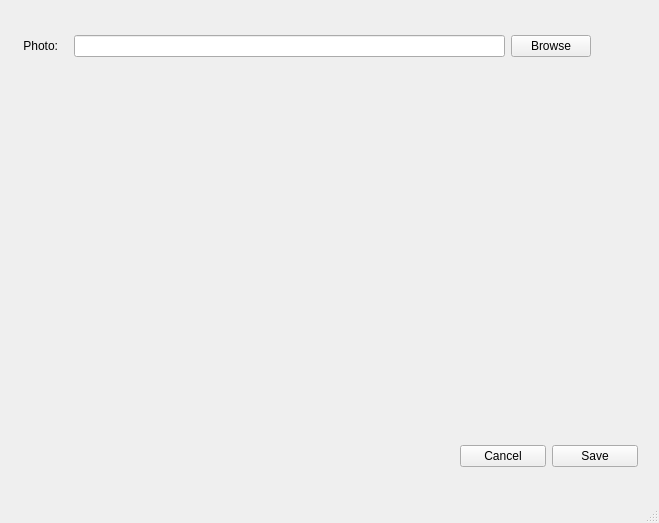
This is GUIWindows/notewindow.ui in m-arch/pnote as Qt 5 draws it before an edit. The edited form follows.
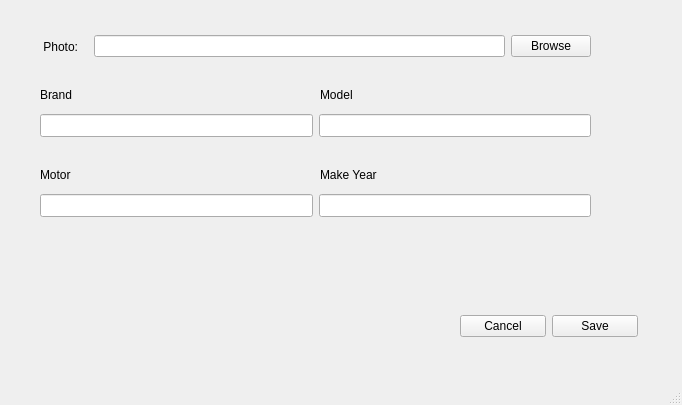
This is the edited form.

```diff
--- a/GUIWindows/notewindow.ui
+++ b/GUIWindows/notewindow.ui
@@ -6,8 +6,8 @@
    <rect>
     <x>0</x>
     <y>0</y>
-    <width>659</width>
-    <height>523</height>
+    <width>682</width>
+    <height>405</height>
    </rect>
   </property>
   <property name="windowTitle">
@@ -17,10 +17,10 @@
    <widget class="QWidget" name="layoutWidget">
     <property name="geometry">
      <rect>
-      <x>20</x>
-      <y>30</y>
-      <width>571</width>
-      <height>32</height>
+      <x>40</x>
+      <y>31</y>
+      <width>551</width>
+      <height>31</height>
      </rect>
     </property>
     <layout class="QHBoxLayout" name="horizontalLayout">
@@ -43,11 +43,11 @@
      </item>
     </layout>
    </widget>
-   <widget class="QWidget" name="">
+   <widget class="QWidget" name="layoutWidget">
     <property name="geometry">
      <rect>
       <x>460</x>
-      <y>440</y>
+      <y>310</y>
       <width>178</width>
       <height>32</height>
      </rect>
@@ -69,6 +69,134 @@
      </item>
     </layout>
    </widget>
+   <widget class="QLabel" name="LastNameLabel">
+    <property name="geometry">
+     <rect>
+      <x>320</x>
+      <y>80</y>
+      <width>82</width>
+      <height>30</height>
+     </rect>
+    </property>
+    <property name="text">
+     <string>Model</string>
+    </property>
+   </widget>
+   <widget class="QLabel" name="PhoneLabel">
+    <property name="geometry">
+     <rect>
+      <x>40</x>
+      <y>160</y>
+      <width>85</width>
+      <height>30</height>
+     </rect>
+    </property>
+    <property name="text">
+     <string>Motor         </string>
+    </property>
+   </widget>
+   <widget class="QLabel" name="FirstNameLabel">
+    <property name="geometry">
+     <rect>
+      <x>40</x>
+      <y>80</y>
+      <width>84</width>
+      <height>29</height>
+     </rect>
+    </property>
+    <property name="text">
+     <string>Brand</string>
+    </property>
+   </widget>
+   <widget class="QWidget" name="layoutWidget_2">
+    <property name="geometry">
+     <rect>
+      <x>40</x>
+      <y>110</y>
+      <width>551</width>
+      <height>31</height>
+     </rect>
+    </property>
+    <layout class="QHBoxLayout" name="horizontalLayout_6">
+     <item>
+      <layout class="QHBoxLayout" name="horizontalLayout_5">
+       <item>
+        <widget class="QLineEdit" name="Brand">
+         <property name="font">
+          <font>
+           <pointsize>10</pointsize>
+          </font>
+         </property>
+        </widget>
+       </item>
+      </layout>
+     </item>
+     <item>
+      <layout class="QHBoxLayout" name="horizontalLayout_3">
+       <item>
+        <widget class="QLineEdit" name="Model">
+         <property name="font">
+          <font>
+           <pointsize>10</pointsize>
+          </font>
+         </property>
+        </widget>
+       </item>
+      </layout>
+     </item>
+    </layout>
+   </widget>
+   <widget class="QWidget" name="layoutWidget_3">
+    <property name="geometry">
+     <rect>
+      <x>40</x>
+      <y>190</y>
+      <width>551</width>
+      <height>31</height>
+     </rect>
+    </property>
+    <layout class="QHBoxLayout" name="horizontalLayout_7">
+     <item>
+      <layout class="QHBoxLayout" name="horizontalLayout_4">
+       <item>
+        <widget class="QLineEdit" name="Motor">
+         <property name="font">
+          <font>
+           <pointsize>10</pointsize>
+          </font>
+         </property>
+        </widget>
+       </item>
+      </layout>
+     </item>
+     <item>
+      <layout class="QHBoxLayout" name="horizontalLayout_8">
+       <item>
+        <widget class="QLineEdit" name="Year">
+         <property name="font">
+          <font>
+           <pointsize>10</pointsize>
+          </font>
+         </property>
+        </widget>
+       </item>
+      </layout>
+     </item>
+    </layout>
+   </widget>
+   <widget class="QLabel" name="OtherConcactLabel">
+    <property name="geometry">
+     <rect>
+      <x>320</x>
+      <y>160</y>
+      <width>131</width>
+      <height>30</height>
+     </rect>
+    </property>
+    <property name="text">
+     <string>Make Year</string>
+    </property>
+   </widget>
   </widget>
   <widget class="QMenuBar" name="menubar">
    <property name="geometry">
```
Left out of the diff: 4 changed lines with no effect on the pictures.
